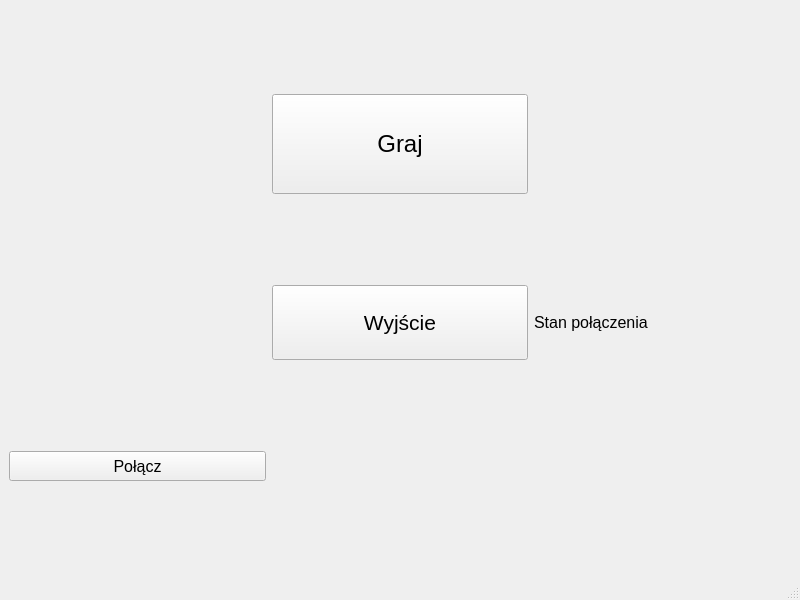
Old version of the form mainwindow.ui in the repository Wirgiliusz/FlyAndShoot.
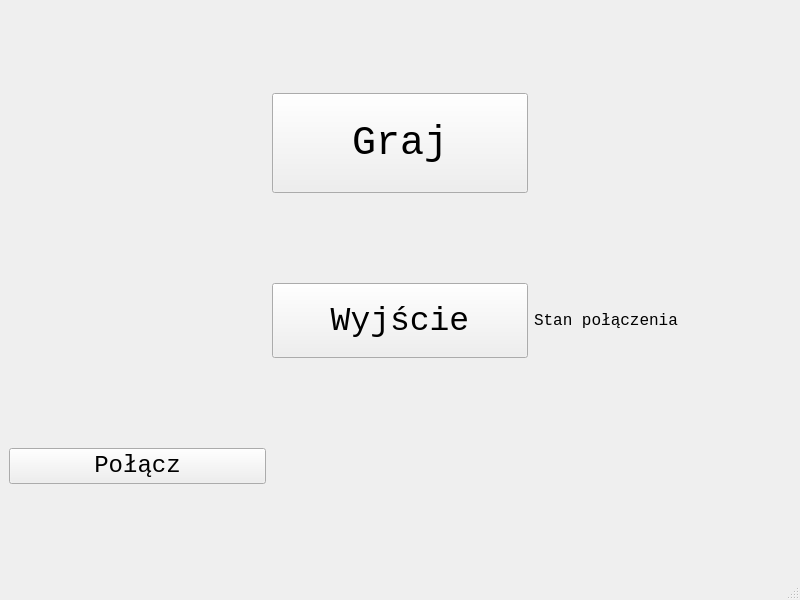
New version of the form.

What changed in the file:
```diff
--- a/mainwindow.ui
+++ b/mainwindow.ui
@@ -10,6 +10,11 @@
     <height>600</height>
    </rect>
   </property>
+  <property name="font">
+   <font>
+    <family>Courier New</family>
+   </font>
+  </property>
   <property name="windowTitle">
    <string>Fly and Shoot</string>
   </property>
@@ -31,7 +36,8 @@
       </property>
       <property name="font">
        <font>
-        <pointsize>16</pointsize>
+        <family>Courier New</family>
+        <pointsize>25</pointsize>
        </font>
       </property>
       <property name="text">
@@ -78,7 +84,8 @@
       </property>
       <property name="font">
        <font>
-        <pointsize>12</pointsize>
+        <family>Courier New</family>
+        <pointsize>18</pointsize>
        </font>
       </property>
       <property name="text">
@@ -119,6 +126,7 @@
       </property>
       <property name="font">
        <font>
+        <family>Courier New</family>
         <pointsize>12</pointsize>
        </font>
       </property>
@@ -143,12 +151,19 @@
       </property>
       <property name="font">
        <font>
-        <pointsize>18</pointsize>
+        <family>Courier New</family>
+        <pointsize>30</pointsize>
        </font>
       </property>
+      <property name="styleSheet">
+       <string notr="true"/>
+      </property>
       <property name="text">
        <string>Graj</string>
       </property>
+      <property name="flat">
+       <bool>false</bool>
+      </property>
      </widget>
     </item>
    </layout>
```
